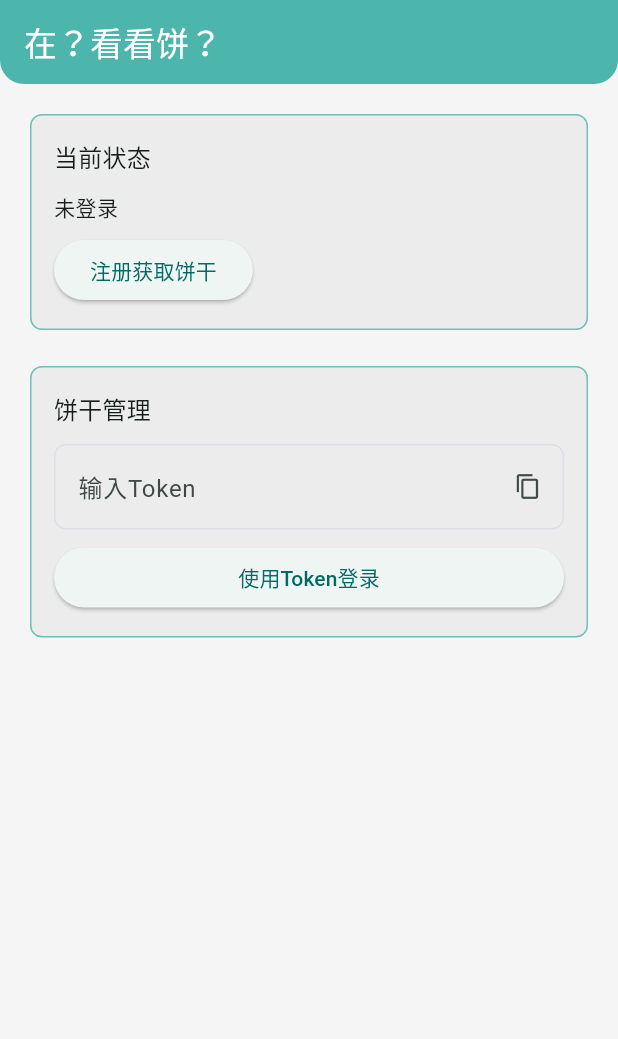
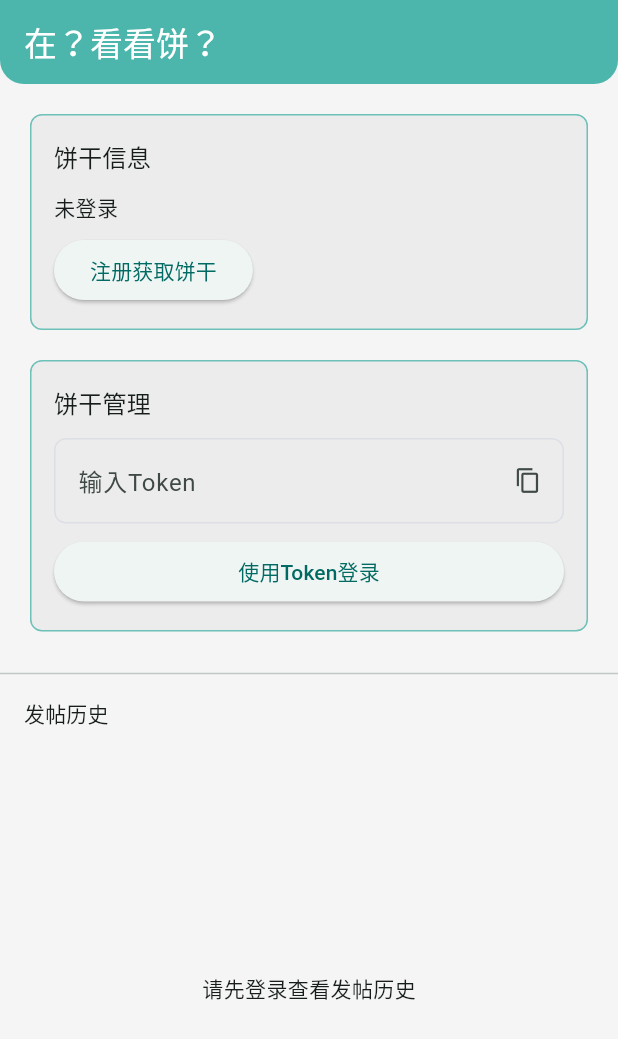
Before and after one commit to A-islander/islander-flutter, a Flutter app: the screen it shows after launch, after a tap on the "edit" icon, on a phone screen of 412 x 824 dp. Shown: the top 1039 px of the screen. Run offline on Flutter 3.47's test engine with Material 3 defaults, Android fonts, the phone set to English and light mode, and no system bars; our stand-ins replace cached_network_image, dio, flutter_riverpod, go_router, image_picker, shared_preferences; network calls fail.

Commit message:
feat: improve user profile page with PostCard and auto-load
- Auto-load post history when logged in (no manual button click needed)
- Use PostCard for post list (shows full content, media, sage, lastReplyArr)
- Smart navigation: click reply -> jump to parent post, click thread -> self
- Add infinite scroll pagination for post history
- Move token/user info cards to fixed top, post list scrollable below

```diff
--- a/lib/features/auth/screens/login_screen.dart
+++ b/lib/features/auth/screens/login_screen.dart
@@ -4,6 +4,7 @@ import 'package:flutter_riverpod/flutter_riverpod.dart';
 import 'package:go_router/go_router.dart';
 import '../../../main.dart';
 import '../../plate/models/post_model.dart';
+import '../../../shared/widgets/post_card.dart';
 
 class LoginScreen extends ConsumerStatefulWidget {
   const LoginScreen({super.key});
@@ -17,6 +18,9 @@ class _LoginScreenState extends ConsumerState<LoginScreen> {
   bool _isLoading = false;
   List<Post> _userPosts = [];
   bool _isLoadingPosts = false;
+  int _currentPage = 1;
+  bool _hasMore = true;
+  final _scrollController = ScrollController();
 
   @override
   void initState() {
@@ -24,6 +28,22 @@ class _LoginScreenState extends ConsumerState<LoginScreen> {
     final auth = ref.read(authProvider);
     if (auth.isLoggedIn) {
       _tokenController.text = auth.token;
+      Future.microtask(() => _fetchUserPosts());
+    }
+    _scrollController.addListener(_onScroll);
+  }
+
+  @override
+  void dispose() {
+    _tokenController.dispose();
+    _scrollController.removeListener(_onScroll);
+    _scrollController.dispose();
+    super.dispose();
+  }
+
+  void _onScroll() {
+    if (_scrollController.position.pixels >= _scrollController.position.maxScrollExtent - 200) {
+      _loadNext();
     }
   }
 
@@ -52,7 +72,10 @@ class _LoginScreenState extends ConsumerState<LoginScreen> {
     setState(() => _isLoading = true);
     await ref.read(authProvider.notifier).setToken(token);
     await _fetchUserInfo();
-    if (mounted) setState(() => _isLoading = false);
+    if (mounted) {
+      setState(() => _isLoading = false);
+      _fetchUserPosts();
+    }
   }
 
   Future<void> _fetchUserInfo() async {
@@ -73,11 +96,21 @@ class _LoginScreenState extends ConsumerState<LoginScreen> {
     } catch (_) {}
   }
 
-  Future<void> _fetchUserPosts() async {
-    setState(() => _isLoadingPosts = true);
+  Future<void> _fetchUserPosts({bool refresh = false}) async {
+    if (!ref.read(authProvider).isLoggedIn) return;
+
+    setState(() {
+      if (refresh) {
+        _userPosts = [];
+        _currentPage = 1;
+        _hasMore = true;
+      }
+      _isLoadingPosts = true;
+    });
+
     try {
       final dio = ref.read(dioClientProvider);
-      final res = await dio.getUserList(page: 0);
+      final res = await dio.getUserList(page: _currentPage - 1);
       final data = res.data;
       if (data is Map && data['code'] == 200) {
         final rawData = data['data'];
@@ -89,12 +122,20 @@ class _LoginScreenState extends ConsumerState<LoginScreen> {
         } else {
           rawList = [];
         }
+        final newPosts = rawList.map((e) => Post.fromJson(e as Map<String, dynamic>)).toList();
         setState(() {
-          _userPosts = rawList.map((e) => Post.fromJson(e as Map<String, dynamic>)).toList();
+          _userPosts = refresh ? newPosts : [..._userPosts, ...newPosts];
+          _hasMore = newPosts.length >= 20;
         });
       }
     } catch (_) {}
     if (mounted) setState(() => _isLoadingPosts = false);
+  }
+
+  Future<void> _loadNext() async {
+    if (!_hasMore || _isLoadingPosts) return;
+    _currentPage++;
+    await _fetchUserPosts();
   }
 
   Future<void> _logout() async {
@@ -102,13 +143,14 @@ class _LoginScreenState extends ConsumerState<LoginScreen> {
     setState(() {
       _tokenController.clear();
       _userPosts = [];
+      _currentPage = 1;
+      _hasMore = true;
     });
   }
 
-  @override
-  void dispose() {
-    _tokenController.dispose();
-    super.dispose();
+  void _gotoPost(Post post) {
+    final targetId = post.followId != 0 ? post.followId : post.id;
+    context.go('/post/$targetId');
   }
 
   @override
@@ -123,7 +165,10 @@ class _LoginScreenState extends ConsumerState<LoginScreen> {
           borderRadius: BorderRadius.vertical(bottom: Radius.circular(16)),
         ),
       ),
-      body: SingleChildScrollView(
+      body: Column(
+        children: [
+          // Top info section (fixed)
+          SingleChildScrollView(
             padding: const EdgeInsets.all(16),
             child: Column(
               crossAxisAlignment: CrossAxisAlignment.stretch,
@@ -135,20 +180,15 @@ class _LoginScreenState extends ConsumerState<LoginScreen> {
                     child: Column(
                       crossAxisAlignment: CrossAxisAlignment.start,
                       children: [
-                    Text('当前状态', style: theme.textTheme.titleMedium),
+                        Text('饼干信息', style: theme.textTheme.titleMedium),
                         const SizedBox(height: 12),
                         if (auth.isLoggedIn) ...[
-                      Text('用户名: ${auth.name}'),
+                          Text('饼干名: ${auth.name}'),
                           Text('ID: ${auth.userId}'),
                           Text('Token: ${auth.token.substring(0, 8)}...'),
                           const SizedBox(height: 8),
                           Row(
                             children: [
-                          ElevatedButton(
-                            onPressed: _fetchUserPosts,
-                            child: const Text('查看发帖历史'),
-                          ),
-                          const SizedBox(width: 8),
                               OutlinedButton(
                                 onPressed: _logout,
                                 style: OutlinedButton.styleFrom(foregroundColor: Colors.red),
@@ -171,7 +211,7 @@ class _LoginScreenState extends ConsumerState<LoginScreen> {
                   ),
                 ),
 
-            const SizedBox(height: 16),
+                const SizedBox(height: 12),
 
                 // Token input
                 Card(
@@ -212,48 +252,53 @@ class _LoginScreenState extends ConsumerState<LoginScreen> {
                     ),
                   ),
                 ),
-
-            // User posts
-            if (_userPosts.isNotEmpty) ...[
-              const SizedBox(height: 16),
-              Text('发帖历史', style: theme.textTheme.titleMedium),
-              const SizedBox(height: 8),
-              ..._userPosts.map((post) => Card(
-                    child: InkWell(
-                      onTap: () => context.go('/post/${post.id}'),
-                      child: Padding(
-                        padding: const EdgeInsets.all(12),
-                        child: Column(
-                          crossAxisAlignment: CrossAxisAlignment.start,
-                          children: [
-                            Text(
-                              post.value,
-                              maxLines: 3,
-                              overflow: TextOverflow.ellipsis,
-                              style: theme.textTheme.bodySmall,
-                            ),
-                            const SizedBox(height: 4),
-                            Text(
-                              'No.${post.id}',
-                              style: theme.textTheme.bodySmall?.copyWith(
-                                color: theme.colorScheme.secondary,
-                                fontSize: 11,
-                              ),
-                            ),
               ],
             ),
           ),
+
+          const Divider(),
+
+          // Post list header
+          Padding(
+            padding: const EdgeInsets.symmetric(horizontal: 16, vertical: 8),
+            child: Align(
+              alignment: Alignment.centerLeft,
+              child: Text('发帖历史', style: theme.textTheme.titleSmall),
             ),
-                  )),
-            ],
+          ),
 
-            if (_isLoadingPosts)
-              const Padding(
+          // Post list (scrollable)
+          Expanded(
+            child: auth.isLoggedIn
+                ? _userPosts.isEmpty && !_isLoadingPosts
+                    ? const Center(child: Text('暂无发帖记录'))
+                    : RefreshIndicator(
+                        onRefresh: () => _fetchUserPosts(refresh: true),
+                        child: ListView.builder(
+                          controller: _scrollController,
+                          padding: const EdgeInsets.symmetric(horizontal: 8),
+                          itemCount: _userPosts.length + (_isLoadingPosts ? 1 : 0),
+                          itemBuilder: (_, index) {
+                            if (index >= _userPosts.length) {
+                              return const Padding(
                                 padding: EdgeInsets.all(16),
                                 child: Center(child: CircularProgressIndicator(strokeWidth: 2)),
+                              );
+                            }
+                            final post = _userPosts[index];
+                            return InkWell(
+                              onTap: () => _gotoPost(post),
+                              child: PostCard(
+                                post: post,
+                                currentUserId: auth.isLoggedIn ? auth.userId : null,
+                              ),
+                            );
+                          },
+                        ),
+                      )
+                : const Center(child: Text('请先登录查看发帖历史')),
           ),
         ],
-        ),
       ),
     );
   }
```
Lines whose indentation alone changed are shown as unchanged.
